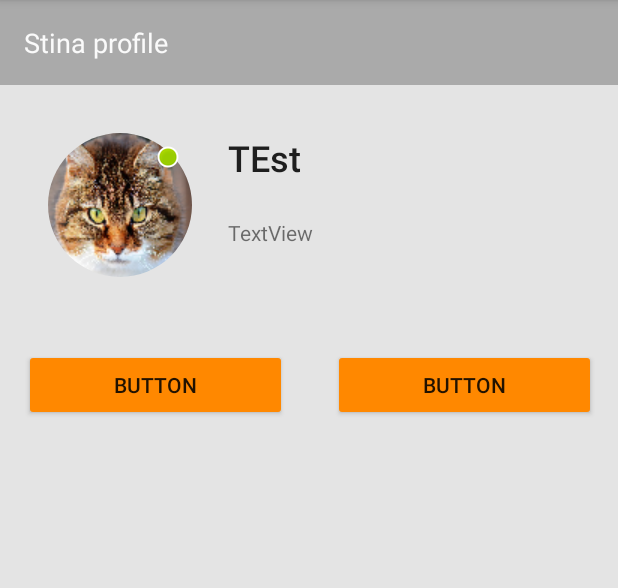
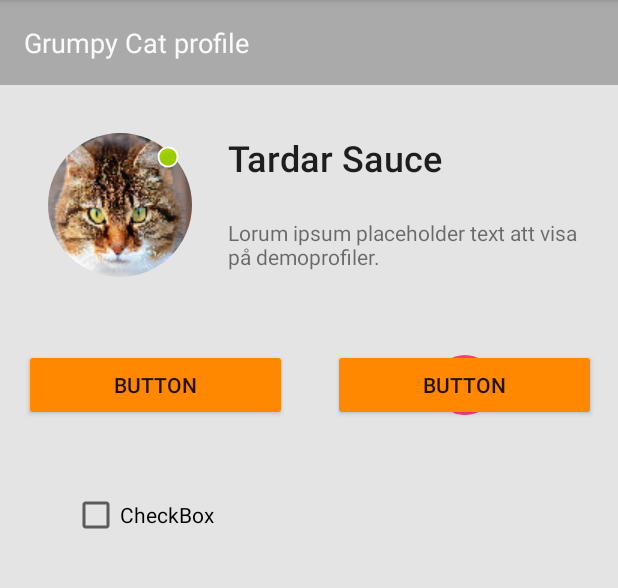
Before and after one commit to kappsegla/AndroidExample, an Android app: the screen it shows after launch (MainViewActivity), on a phone screen of 412 x 824 dp, the part 84-672 px from its top. Run offline under Robolectric (Android 15) with nearby library versions, the phone set to English and light mode, and no system bars; our stand-ins replace data binding; 5 statements that could not run were skipped.

Commit message:
Föreläsning 5
DataBinding Complete

```diff
--- a/app/src/main/java/snowroller/androidexample/MainViewActivity.java
+++ b/app/src/main/java/snowroller/androidexample/MainViewActivity.java
@@ -9,7 +9,7 @@ import snowroller.androidexample.databinding.ActivityMainViewBinding;
 
 public class MainViewActivity extends AppCompatActivity {
 
-    private final ProfileViewModel profile = new ProfileViewModel("Stina");
+    private final ProfileViewModel profile = new ProfileViewModel("Grumpy Cat","Tardar Sauce");
 
     @Override
     protected void onCreate(Bundle savedInstanceState) {
--- a/app/src/main/java/snowroller/androidexample/ViewModels/ProfileViewModel.java
+++ b/app/src/main/java/snowroller/androidexample/ViewModels/ProfileViewModel.java
@@ -4,6 +4,9 @@ import android.databinding.BaseObservable;
 import android.databinding.Bindable;
 import android.databinding.BindingAdapter;
 import android.databinding.BindingConversion;
+import android.databinding.ObservableBoolean;
+import android.databinding.ObservableField;
+import android.os.Handler;
 import android.util.Log;
 import android.view.View;
 
@@ -15,21 +18,43 @@ import com.android.databinding.library.baseAdapters.BR;
 
 public class ProfileViewModel extends BaseObservable {
 
+    public static final int LOADING_SHORT = 1000;
+
+    public final ObservableField<String> realName = new ObservableField<>();
+    public final ObservableField<String> profileText = new ObservableField<>();
+
     private String name;
     private boolean isOnline;
+    private boolean isLoaded;
 
-    public ProfileViewModel(String name)
+    public ProfileViewModel(String name, String realname)
     {
         this.name = name;
+        this.realName.set(realname);
+        this.profileText.set("Lorum ipsum placeholder text att visa på demoprofiler.");
+        isOnline = false;
+        isLoaded = true;
     }
 
+    @Bindable
     public String getName() {
         return name;
     }
 
     public void setName(String name) {
-        this.name = name;
-        notifyChange();
+
+            this.name = name;
+            notifyPropertyChanged(BR.name);
+    }
+
+    @Bindable
+    public boolean isLoaded() {
+        return isLoaded;
+    }
+
+    public void setLoaded(boolean loaded) {
+        isLoaded = loaded;
+        notifyPropertyChanged(BR.loaded);
     }
 
     @Bindable
@@ -44,11 +69,36 @@ public class ProfileViewModel extends BaseObservable {
 
     public void leftButtonClicked(View view)
     {
-        Log.i("AndroidExample","LeftButtonClicked");
-        //setName("Martin");
-        setOnline(!isOnline());
+       // Log.i("AndroidExample","LeftButtonClicked");
+        this.profileText.set("Ny text att förundras över");
     }
 
+    public void rightButtonClicked(View view) {
+        setLoaded(false);
+
+        new Handler().postDelayed(new Runnable() {
+            @Override
+            public void run() {
+                setOnline(!isOnline());
+                setLoaded(true);
+            }
+        }, 1000);
+    }
+/*
+        load(new Runnable() {
+        @Override
+        public void run() {
+            setOnline(!isOnline());
+            setLoaded(true);
+        }
+    });
+*/
+  private void load(Runnable onLoaded) {
+        setLoaded(false);
+        new Handler().postDelayed(onLoaded, LOADING_SHORT);
+    }
+
+    //Replaces ? View.VISIBLE : View.GONE
     @BindingConversion
     public static int convertBooleanToVisibility(boolean visible) {
         return visible ? View.VISIBLE : View.GONE;
--- a/app/src/main/res/layout/activity_main_view.xml
+++ b/app/src/main/res/layout/activity_main_view.xml
@@ -78,6 +78,8 @@
         android:layout_marginStart="16dp"
         app:layout_constraintTop_toTopOf="@+id/button7"
         android:backgroundTint="@android:color/holo_orange_dark"
+        android:onClick="@{profile::rightButtonClicked}"
+        android:visibility="@{profile.loaded}"
         />
 
 
@@ -91,7 +93,7 @@
         app:layout_constraintGuide_percent="0.50364965" />
 
     <TextView
-        android:text="TEst"
+        android:text="@{profile.realName}"
         android:layout_width="wrap_content"
         android:layout_height="wrap_content"
         android:id="@+id/textView5"
@@ -102,7 +104,7 @@
         app:layout_constraintTop_toTopOf="@+id/imageView" />
 
     <TextView
-        android:text="TextView"
+        android:text="@{profile.profileText}"
         android:layout_height="wrap_content"
         android:id="@+id/textView6"
         android:layout_marginTop="24dp"
@@ -121,11 +123,22 @@
         android:layout_height="wrap_content"
         android:id="@+id/progressBar"
         tools:visibility="visible"
-        android:visibility="invisible"
+        android:visibility="@{!profile.loaded}"
         app:layout_constraintLeft_toLeftOf="@+id/guideline3"
         app:layout_constraintTop_toTopOf="@+id/button7"
         android:layout_marginEnd="16dp"
         app:layout_constraintRight_toRightOf="parent"
         android:layout_marginStart="16dp" />
+
+    <CheckBox
+        android:text="CheckBox"
+        android:layout_width="113dp"
+        android:layout_height="29dp"
+        android:id="@+id/checkBox"
+        android:layout_marginTop="48dp"
+        app:layout_constraintTop_toBottomOf="@+id/button7"
+        android:layout_marginStart="48dp"
+        app:layout_constraintLeft_toLeftOf="parent"
+        android:checked="@={profile.online}"/>
 </android.support.constraint.ConstraintLayout>
     </layout>
```
